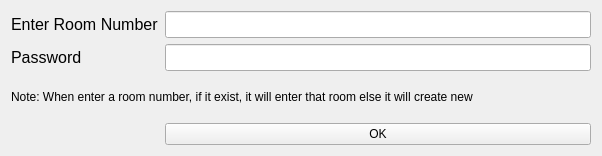
Old version of the form enternumber.ui in the repository santabou/JobMatch.
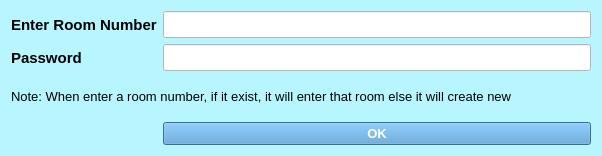
New version of the form.

What changed in the file:
```diff
--- a/enternumber.ui
+++ b/enternumber.ui
@@ -13,6 +13,10 @@
   <property name="windowTitle">
    <string>Form</string>
   </property>
+  <property name="styleSheet">
+   <string notr="true">background-color: rgb(184, 246, 255)
+</string>
+  </property>
   <layout class="QGridLayout" name="gridLayout">
    <item row="0" column="1">
     <widget class="QLineEdit" name="lineEdit">
@@ -21,10 +25,23 @@
        <pointsize>12</pointsize>
       </font>
      </property>
+     <property name="styleSheet">
+      <string notr="true">background-color: rgb(255, 255, 255);</string>
+     </property>
     </widget>
    </item>
    <item row="3" column="1">
     <widget class="QPushButton" name="ok">
+     <property name="font">
+      <font>
+       <pointsize>10</pointsize>
+       <bold>true</bold>
+      </font>
+     </property>
+     <property name="styleSheet">
+      <string notr="true">background-color: #4E97D1;
+color: rgb(255, 255, 255);</string>
+     </property>
      <property name="text">
       <string>OK</string>
      </property>
@@ -34,7 +51,8 @@
     <widget class="QLabel" name="label">
      <property name="font">
       <font>
-       <pointsize>12</pointsize>
+       <pointsize>11</pointsize>
+       <bold>true</bold>
       </font>
      </property>
      <property name="text">
@@ -44,6 +62,11 @@
    </item>
    <item row="2" column="0" colspan="2">
     <widget class="QLabel" name="label_2">
+     <property name="font">
+      <font>
+       <pointsize>10</pointsize>
+      </font>
+     </property>
      <property name="text">
       <string>Note: When enter a room number, if it exist, it will enter that room else it will create new</string>
      </property>
@@ -53,7 +76,8 @@
     <widget class="QLabel" name="label_3">
      <property name="font">
       <font>
-       <pointsize>12</pointsize>
+       <pointsize>11</pointsize>
+       <bold>true</bold>
       </font>
      </property>
      <property name="text">
@@ -68,6 +92,9 @@
        <pointsize>12</pointsize>
       </font>
      </property>
+     <property name="styleSheet">
+      <string notr="true">background-color: rgb(255, 255, 255);</string>
+     </property>
     </widget>
    </item>
   </layout>
```
